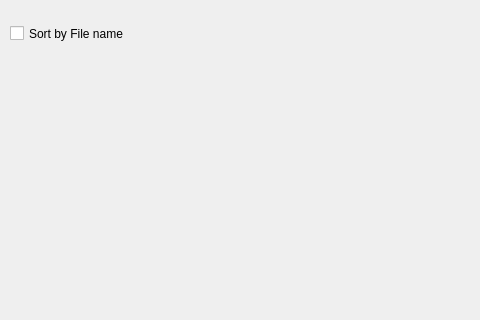
amirgeva/coide, file uis/general_settings.ui: the form before one commit; both pictures show x 0 to 480 and y 0 to 320 of the 640 by 480 pixel window.
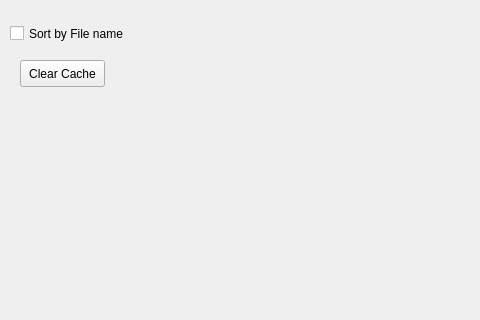
The form after the commit.

Commit message: Added clear cache button

What changed in the file:
```diff
--- a/uis/general_settings.ui
+++ b/uis/general_settings.ui
@@ -42,6 +42,19 @@
     <string>Sort by File name</string>
    </property>
   </widget>
+  <widget class="QPushButton" name="clearCacheButton">
+   <property name="geometry">
+    <rect>
+     <x>20</x>
+     <y>60</y>
+     <width>85</width>
+     <height>27</height>
+    </rect>
+   </property>
+   <property name="text">
+    <string>Clear Cache</string>
+   </property>
+  </widget>
  </widget>
  <resources/>
  <connections>
```
